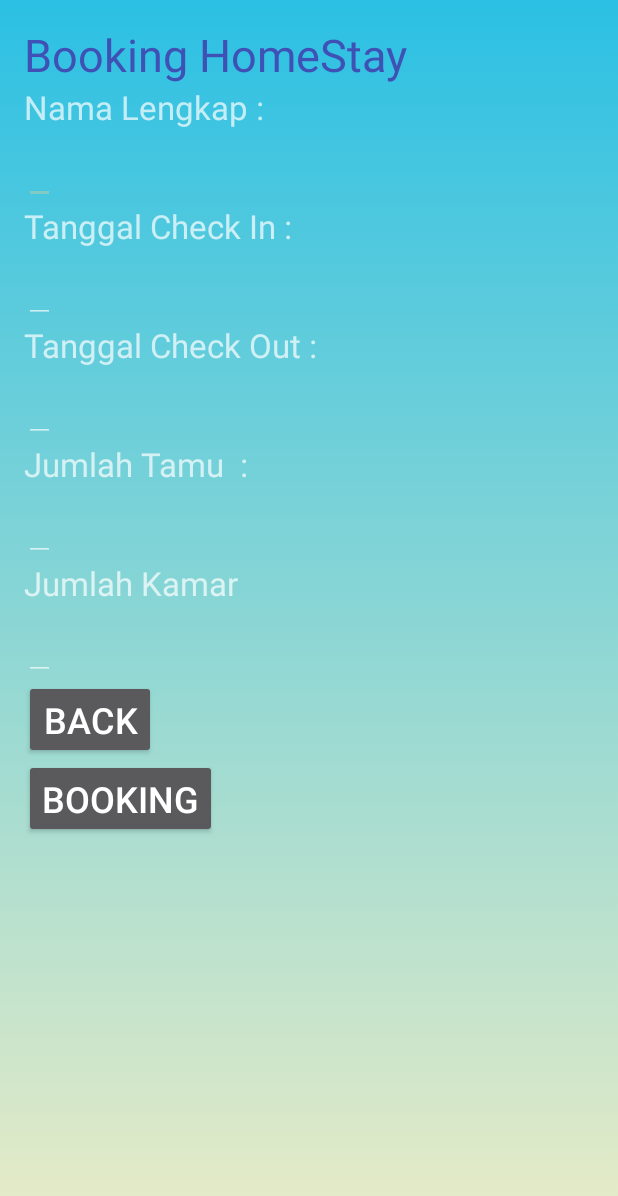
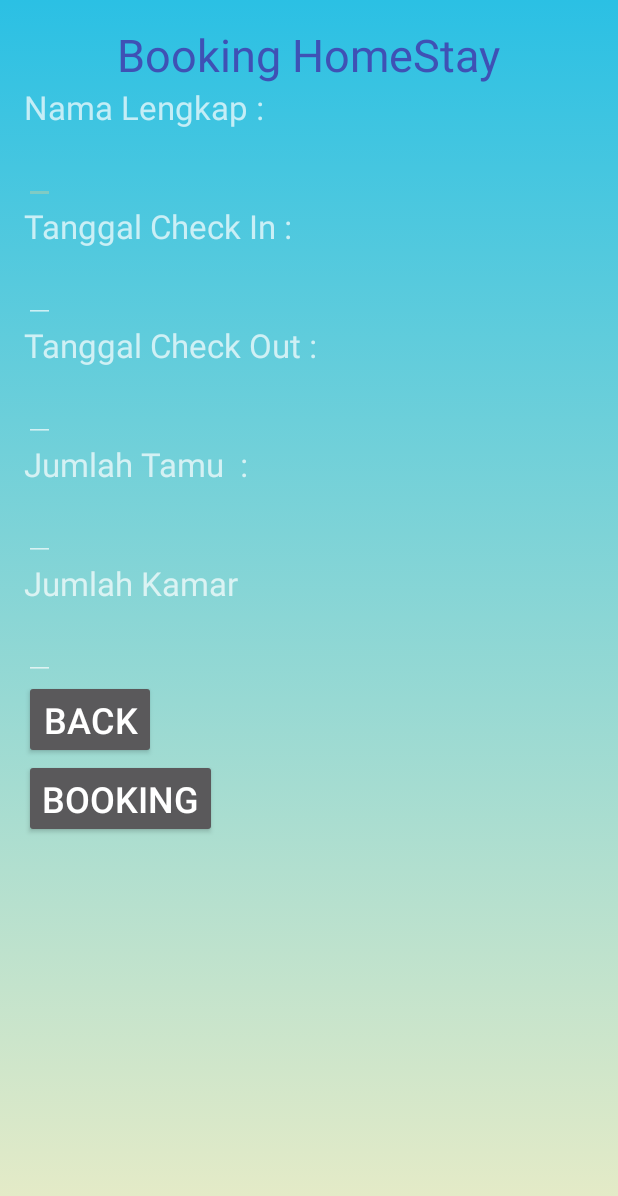
Before and after one commit to amrizalns/Backind.com, an Android app: the layout activity_booking_homestay.xml on its own in the app's theme, with its tools: preview values and no code run, on a phone screen of 412 x 824 dp. Shown: the top 1196 px of the screen. Run offline under Robolectric (Android 15) with nearby library versions, the light colour scheme and no system bars.

Commit message:
Layout Booking
halaman Booking HomeStay

```diff
--- a/app/src/main/res/layout/activity_booking_homestay.xml
+++ b/app/src/main/res/layout/activity_booking_homestay.xml
@@ -17,7 +17,7 @@
         android:layout_width="wrap_content"
         android:layout_height="wrap_content"
         android:id="@+id/judul"
-        android:gravity="center"
+        android:layout_gravity="center_horizontal"
         android:text="Booking HomeStay"
         android:textSize="30sp"
         android:textColor="@color/colorPrimary"
```
